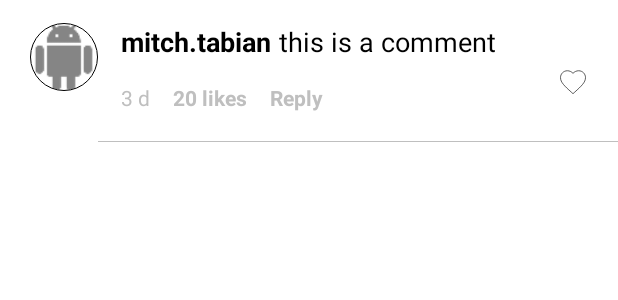
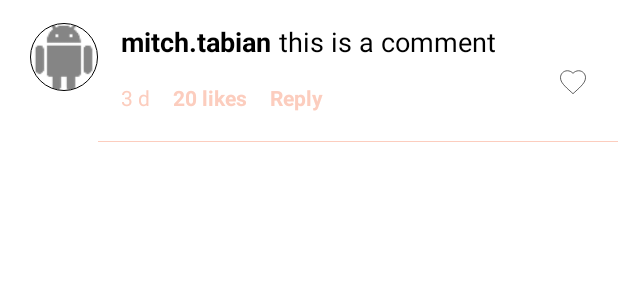
Before and after one commit to lenos2/HariPlay, an Android app: the layout layout_comment.xml on its own in the app's theme, with its tools: preview values and no code run, on a phone screen of 412 x 824 dp. Shown: the top 300 px of the screen. Run offline under Robolectric (Android 15) with nearby library versions, the phone set to English and light mode, and no system bars.

Commit message:
Changed colors

```diff
--- a/app/src/main/res/values/colors.xml
+++ b/app/src/main/res/values/colors.xml
@@ -2,12 +2,13 @@
 <resources>
     <color name="colorPrimary">#3F51B5</color>
     <color name="colorPrimaryDark">#303F9F</color>
-    <color name="colorAccent">#FF4081</color>
+    <color name="colorAccent">#68CDD9</color>
 
-    <color name="grey">#bfbfbf</color>
+    <color name="grey">#fccdbe</color>
     <color name="white">#fff</color>
     <color name="black">#000000</color>
     <color name="link_blue">#4d94ff</color>
     <color name="darkRed">#cc0000</color>
+    <color name="colorOrange">#F76031</color>
 
 </resources>
```
